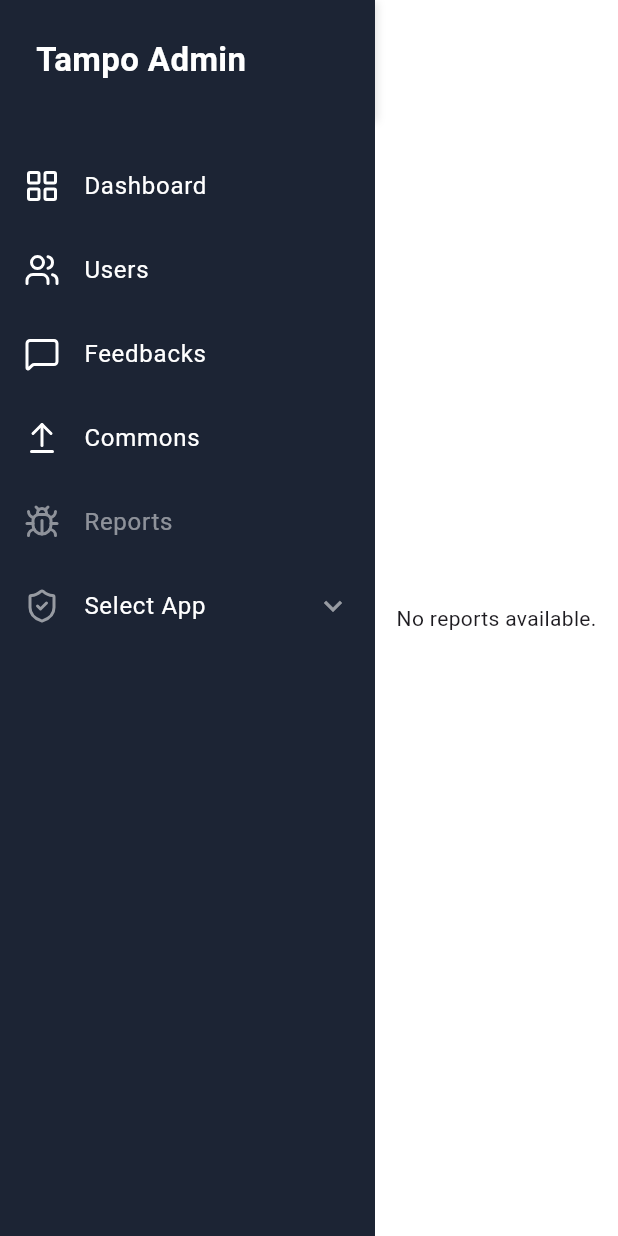
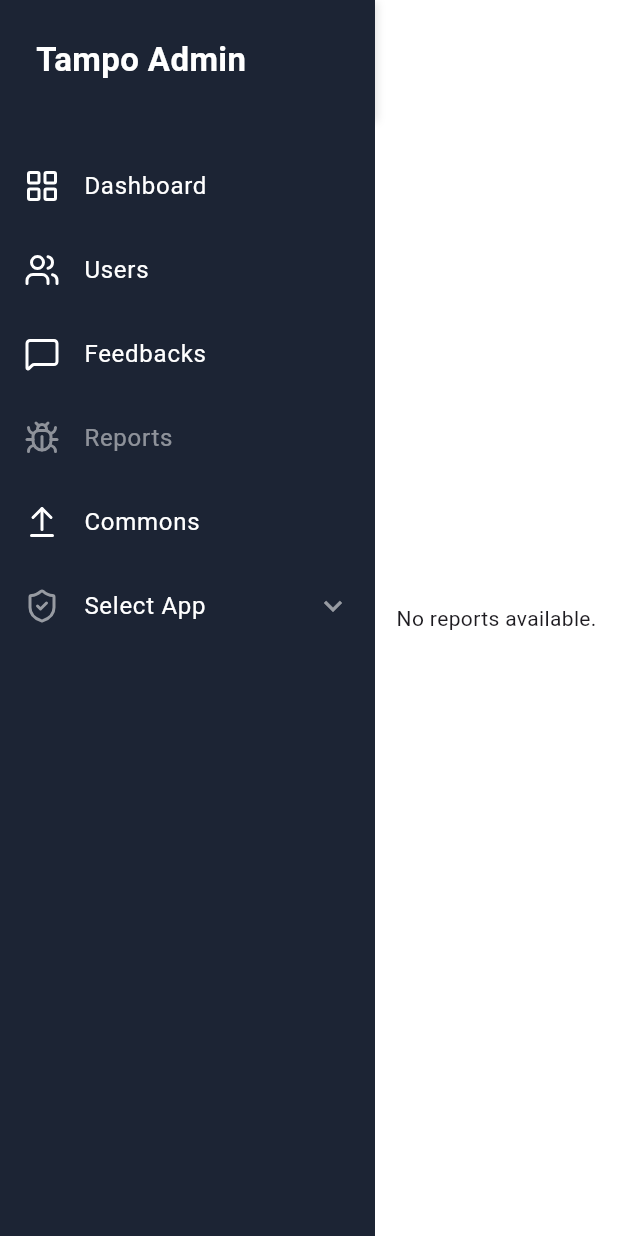
Before and after one commit to muzi8585/muzi8585.io, a Flutter app: the screen it shows after launch, after a tap on "Users", after a tap on "Feedbacks", after a tap on "Reports", on a phone screen of 412 x 824 dp. Run offline on Flutter 3.47's test engine with Material 3 defaults, Android fonts, the light colour scheme and no system bars; our stand-ins replace cloud_firestore, firebase_core, flutter_riverpod, google_fonts, lucide_icons_flutter, riverpod_annotation and 1 more; missing offline and left inert: dart:html; accounts and stored records are empty; generated files the repository leaves out were written again.

Commit message:
Tampo Admin

```diff
--- a/lib/Screens/Tampo_Admin_Panel/Presentation/View/Screens/FeedBackScreen.dart
+++ b/lib/Screens/Tampo_Admin_Panel/Presentation/View/Screens/FeedBackScreen.dart
@@ -28,36 +28,57 @@ class FeedbackScreen extends ConsumerWidget {
         onRefresh: () async {
           await ref.refresh(fetchFeedbackProvider);
         },
-        child: Padding(
-          padding: const EdgeInsets.symmetric(horizontal: 32.0, vertical: 16),
         child: Column(
           crossAxisAlignment: CrossAxisAlignment.start,
           children: [
-              RowWidgetButtons(selectedLevel: selectedLevel),
+            Container(
+              width: double.infinity,
+              padding: EdgeInsets.symmetric(vertical: 6.0, horizontal: 8),
+              decoration: BoxDecoration(
+                color: Colors.grey.withOpacity(0.1),
+              ),
+              child: Text(
+                '   FeedBack',
+                style: TextStyle(
+                  fontSize: 20,
+                  fontWeight: FontWeight.bold,
+                  color: Colors.black87,
+                ),
+              ),
+            ),
+
+            Divider(
+              color: Colors.grey.withOpacity(0.2),
+              height: 1,
+            ),
+            SizedBox(
+              height: 10,
+            ),
+            Padding(
+              padding: const EdgeInsets.symmetric(horizontal: 16, vertical: 10),
+              child: RowWidgetButtons(selectedLevel: selectedLevel),
+            ),
             const SizedBox(height: 15),
-              Row(
-                mainAxisAlignment: MainAxisAlignment.end,
-                children: [
-                  Text(
-                    'Total Feedback: ${feedbackFuture.when(
+            Padding(
+              padding: const EdgeInsets.symmetric(horizontal: 16, vertical: 10),
+              child: Text(
+                '${feedbackFuture.when(
                   data: (list) => selectedLevel == 'All Level'
                       ? list.length
                       : list.where((f) => f.level == selectedLevel).length,
                   loading: () => 0,
                   error: (_, __) => 0,
-                    )}',
-                    style: const TextStyle(
-                        fontWeight: FontWeight.w600, fontSize: 14),
+                )} Feedback',
+                style:
+                    const TextStyle(fontWeight: FontWeight.w600, fontSize: 14),
               ),
-                ],
             ),
             const SizedBox(height: 16),
             Expanded(
               child: feedbackFuture.when(
                 skipLoadingOnRefresh: false,
                 data: (feedbacks) {
-                    feedbacks
-                        .sort((a, b) => b.createdAt.compareTo(a.createdAt));
+                  feedbacks.sort((a, b) => b.createdAt.compareTo(a.createdAt));
 
                   final filtered = selectedLevel == 'All Level'
                       ? feedbacks
@@ -66,13 +87,15 @@ class FeedbackScreen extends ConsumerWidget {
                           .toList();
 
                   if (filtered.isEmpty) {
-                      return const Center(
-                          child: Text('No feedback available.'));
+                    return const Center(child: Text('No feedback available.'));
                   }
 
                   return usersFuture.when(
                     data: (users) {
-                        return GridView.builder(
+                      return Padding(
+                        padding: const EdgeInsets.symmetric(
+                            horizontal: 16, vertical: 10),
+                        child: GridView.builder(
                           gridDelegate:
                               const SliverGridDelegateWithFixedCrossAxisCount(
                             crossAxisCount: 3,
@@ -95,6 +118,7 @@ class FeedbackScreen extends ConsumerWidget {
                               date: feedback.createdAt,
                             );
                           },
+                        ),
                       );
                     },
                     loading: () => const Projectshimmer(),
@@ -108,7 +132,6 @@ class FeedbackScreen extends ConsumerWidget {
               ),
             ),
           ],
-          ),
         ),
       ),
     );
--- a/lib/Screens/Tampo_Admin_Panel/Presentation/View/Screens/Reports.dart
+++ b/lib/Screens/Tampo_Admin_Panel/Presentation/View/Screens/Reports.dart
@@ -32,11 +32,40 @@ class _ReportsScreenState extends ConsumerState<ReportsScreen> {
               return const Center(child: Text('No reports available.'));
             }
 
-            return Padding(
-              padding: const EdgeInsets.symmetric(horizontal: 32, vertical: 16),
+            return Column(
+              crossAxisAlignment: CrossAxisAlignment.start,
+              children: [
+                Container(
+                  width: double.infinity,
+                  padding: EdgeInsets.symmetric(vertical: 6.0, horizontal: 8),
+                  decoration: BoxDecoration(
+                    color: Colors.grey.withOpacity(0.1),
+                  ),
+                  child: Text(
+                    '   Reports',
+                    style: TextStyle(
+                      fontSize: 20,
+                      fontWeight: FontWeight.bold,
+                      color: Colors.black87,
+                    ),
+                  ),
+                ),
+
+                Divider(
+                  color: Colors.grey.withOpacity(0.2),
+                  height: 1,
+                ),
+                SizedBox(
+                  height: 20,
+                ),
+                Expanded(
+                  child: Padding(
+                    padding: const EdgeInsets.symmetric(
+                        horizontal: 16, vertical: 10),
                     child: GridView.builder(
                       itemCount: reports.length,
-                gridDelegate: const SliverGridDelegateWithFixedCrossAxisCount(
+                      gridDelegate:
+                          const SliverGridDelegateWithFixedCrossAxisCount(
                         crossAxisCount: 3,
                         mainAxisSpacing: 20,
                         crossAxisSpacing: 20,
@@ -47,6 +76,9 @@ class _ReportsScreenState extends ConsumerState<ReportsScreen> {
                         return _ReportCard(report: report);
                       },
                     ),
+                  ),
+                ),
+              ],
             );
           },
           loading: () => const ReportShimmer(),
--- a/lib/Screens/Tampo_Admin_Panel/Presentation/View/Screens/kanban_screen.dart
+++ b/lib/Screens/Tampo_Admin_Panel/Presentation/View/Screens/kanban_screen.dart
@@ -54,8 +54,30 @@ class _KanbanScreenState extends ConsumerState<KanbanScreen> {
     return Expanded(
       child: Column(
         children: [
+           Container(
+                  width: double.infinity,
+                  padding: EdgeInsets.symmetric(vertical: 6.0, horizontal: 8),
+                  decoration: BoxDecoration(
+
+                    color: Colors.grey.withOpacity(0.1),
+
+                  ),
+                  child: Text(
+                    '   Users',
+                    style: TextStyle(
+                      fontSize: 20,
+                      fontWeight: FontWeight.bold,
+                      color: Colors.black87,
+                    ),
+                  ),
+                ),
+
+                Divider(
+                  color: Colors.grey.withOpacity(0.2),
+                  height: 1,
+                ),
           Padding(
-            padding: const EdgeInsets.symmetric(horizontal: 15, vertical: 8),
+            padding: const EdgeInsets.symmetric(horizontal: 16, vertical: 8),
             child: Container(
               height: 50,
               width: double.infinity,
@@ -137,13 +159,11 @@ class _KanbanScreenState extends ConsumerState<KanbanScreen> {
                 final paginatedUsers =
                     filteredUsers.sublist(startIndex, endIndex);
 
-                return Column(
+                return Padding(
+                  padding: const EdgeInsets.symmetric(horizontal: 16),
+                  child: Column(
                     children: [
-                    SingleChildScrollView(
-                      scrollDirection: Axis.vertical,
-                      child: SingleChildScrollView(
-                        scrollDirection: Axis.horizontal,
-                        child: ClipRRect(
+                      ClipRRect(
                         borderRadius: BorderRadius.circular(8),
                         child: Table(
                           border: const TableBorder(
@@ -151,9 +171,9 @@ class _KanbanScreenState extends ConsumerState<KanbanScreen> {
                             verticalInside: BorderSide.none,
                           ),
                           columnWidths: const {
-                              0: FixedColumnWidth(430),
-                              1: FixedColumnWidth(540),
-                              2: FixedColumnWidth(330),
+                            0: FixedColumnWidth(380),
+                            1: FixedColumnWidth(480),
+                            2: FixedColumnWidth(280),
                           },
                           children: [
                             TableRow(
@@ -284,10 +304,7 @@ class _KanbanScreenState extends ConsumerState<KanbanScreen> {
                                   ),
                                   Padding(
                                     padding: const EdgeInsets.only(
-                                          left: 5,
-                                          right: 5,
-                                          top: 10,
-                                          bottom: 10),
+                                        left: 5, right: 5, top: 10, bottom: 10),
                                     child: Text(
                                       formatDate(getRandomDate()),
                                       style: TextStyle(
@@ -302,8 +319,6 @@ class _KanbanScreenState extends ConsumerState<KanbanScreen> {
                               );
                             }),
                           ],
-                          ),
-                        ),
                         ),
                       ),
                       const Spacer(),
@@ -325,6 +340,7 @@ class _KanbanScreenState extends ConsumerState<KanbanScreen> {
                         ),
                       ),
                     ],
+                  ),
                 );
               },
               loading: () => const ShimmerUser(),
--- a/lib/Screens/Tampo_Admin_Panel/Presentation/View/tampoAdminUI.dart
+++ b/lib/Screens/Tampo_Admin_Panel/Presentation/View/tampoAdminUI.dart
@@ -31,7 +31,7 @@ class _TampoAdminUIState extends ConsumerState<TampoAdminUI> {
   late FirebaseApp activeApp;
   bool isLoading = false;
   bool showMenu = false;
-    String selectedMenu = 'Dashboard';
+  String selectedMenu = 'Dashboard';
   bool showProfile = false;
   bool showMessage = false;
   bool showNotification = false;
@@ -184,18 +184,17 @@ class _TampoAdminUIState extends ConsumerState<TampoAdminUI> {
                                       icon: LucideIcons.layoutGrid,
                                       label: 'Dashboard',
                                       onTap: () {
-                                         setState(() {
+                                        setState(() {
                                           selectedMenu == "Dashboard";
                                         });
                                       },
                                     ),
-
                                     buildMenuTile(
                                       icon: LucideIcons.users,
                                       label: 'Users',
                                       onTap: () {
-                                         setState(() {
-                                          selectedMenu == "Users";
+                                        setState(() {
+                                          selectedMenu = "Users";
                                         });
                                       },
                                     ),
@@ -203,31 +202,27 @@ class _TampoAdminUIState extends ConsumerState<TampoAdminUI> {
                                       icon: LucideIcons.messageSquare,
                                       label: 'Feedbacks',
                                       onTap: () {
-                                       setState(() {
+                                        setState(() {
                                           selectedMenu == "Feedbacks";
                                         });
                                       },
                                     ),
-                                    buildMenuTile(
-                                      icon: LucideIcons.arrowUpFromLine,
-                                      label: 'Commons',
-                                      onTap: () {
-                                        // Navigator.push(
-                                        //   context,
-                                        //   MaterialPageRoute(
-                                        //       builder: (_) => AppVersion()),
-                                        // );
-                                        setState(() {
-                                          selectedMenu == "Commons";
-                                        });
-                                      },
-                                    ),
+
                                     buildMenuTile(
                                       icon: LucideIcons.bug,
                                       label: 'Reports',
                                       onTap: () {
                                         setState(() {
                                           selectedMenu == "Reports";
+                                        });
+                                      },
+                                    ),
+                                     buildMenuTile(
+                                      icon: LucideIcons.arrowUpFromLine,
+                                      label: 'Commons',
+                                      onTap: () {
+                                        setState(() {
+                                          selectedMenu == "Commons";
                                         });
                                       },
                                     ),
@@ -353,10 +348,11 @@ class _TampoAdminUIState extends ConsumerState<TampoAdminUI> {
               ),
             ].reversed.toList(),
           ),
-         if(selectedMenu == "Dashboard") const Dashboardwidget(),
-          if(selectedMenu == "Feedbacks") const FeedbackScreen(),
-           if(selectedMenu == "Commons")  AppVersion(),
-            if(selectedMenu == "Reports") const ReportsScreen(),
+          if (selectedMenu == "Dashboard") const Dashboardwidget(),
+          if (selectedMenu == "Feedbacks") const FeedbackScreen(),
+          if (selectedMenu == "Commons") AppVersion(),
+          if (selectedMenu == "Users") const KanbanScreen(),
+          if (selectedMenu == "Reports") const ReportsScreen(),
         ],
       ),
     );
--- a/lib/main.dart
+++ b/lib/main.dart
@@ -1,5 +1,6 @@
 
 import 'package:firebase_core/firebase_core.dart';
+import 'dart:html' as html;
 import 'package:flutter/material.dart';
 import 'package:flutter_riverpod/flutter_riverpod.dart';
 import 'package:flutter_web_admin_panels/Screens/Tampo_Admin_Panel/Presentation/View/tampoAdminUI.dart';
@@ -40,9 +41,10 @@ const firebaseOptionC = FirebaseOptions(
 );
 
 void main() async {
+   html.document.title = 'Tampo Admin';
   WidgetsFlutterBinding.ensureInitialized();
 
-  // Initialize Firebase for all 3 apps
+
   final appA =
       await Firebase.initializeApp(options:FirebaseOptions(
   apiKey: "AIzaSyDkButqRfTtXCfWbuPy5QG45_ysJy7rjuc",
@@ -77,7 +79,7 @@ class MyApp extends StatelessWidget {
   @override
   Widget build(BuildContext context) {
     return MaterialApp(
-      title: 'Flutter Admin Panel',
+      title: 'Tampo Admin',
       debugShowCheckedModeBanner: false,
       theme: ThemeData(
         colorScheme: ColorScheme.fromSeed(seedColor: Colors.deepPurple),
```
Also changed, not shown: lib/Common/CommonWidget.dart (added, +13 -0 lines), lib/Screens/Background_Location_Admin_Panel/Presentation/View/Background_Location_Admin_Panel.dart (+17 -38 lines), lib/Screens/Routing_Flow_Admin_Panel/Presentation/View/Routing_Admin_Panel.dart (+12 -10 lines), lib/Screens/Tampo_Admin_Panel/Presentation/View/Screens/Commons.dart (+104 -60 lines), lib/Screens/Tampo_Admin_Panel/Presentation/Widgets/versionInputFeild.dart (added, +73 -0 lines), 1 other file. Lines whose indentation alone changed are shown as unchanged.
